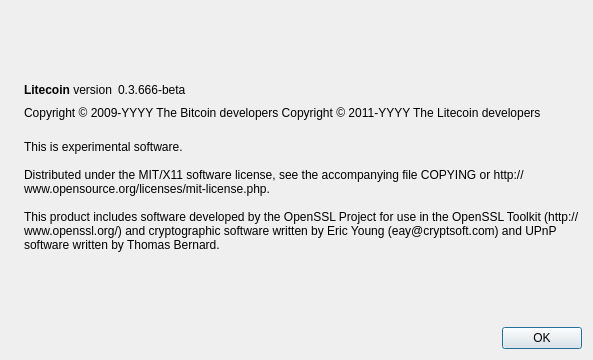
HowToCloneAnAltcoin/Clonecoin, file src/qt/forms/aboutdialog.ui: the form before one commit.
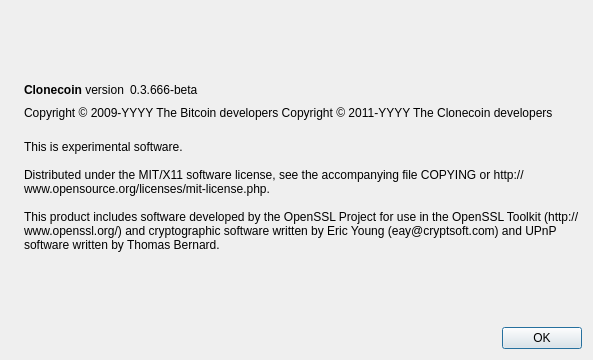
The form after the commit. Icons and pictures are not drawn.

Commit message:
Change Litecoin to Clonecoin
With case sensitivity

Diff of the .ui file:
```diff
--- a/src/qt/forms/aboutdialog.ui
+++ b/src/qt/forms/aboutdialog.ui
@@ -50,7 +50,7 @@
           <cursorShape>IBeamCursor</cursorShape>
          </property>
          <property name="text">
-          <string>&lt;b&gt;Litecoin&lt;/b&gt; version</string>
+          <string>&lt;b&gt;Clonecoin&lt;/b&gt; version</string>
          </property>
          <property name="textInteractionFlags">
           <set>Qt::LinksAccessibleByMouse|Qt::TextSelectableByKeyboard|Qt::TextSelectableByMouse</set>
@@ -92,7 +92,7 @@
        </property>
        <property name="text">
         <string notr="true">Copyright &amp;copy; 2009-YYYY The Bitcoin developers
-Copyright &amp;copy; 2011-YYYY The Litecoin developers</string>
+Copyright &amp;copy; 2011-YYYY The Clonecoin developers</string>
        </property>
        <property name="textFormat">
         <enum>Qt::RichText</enum>
```
Left out of the diff: 2 changed lines with no effect on the pictures. The commit also changes 112 other files.
